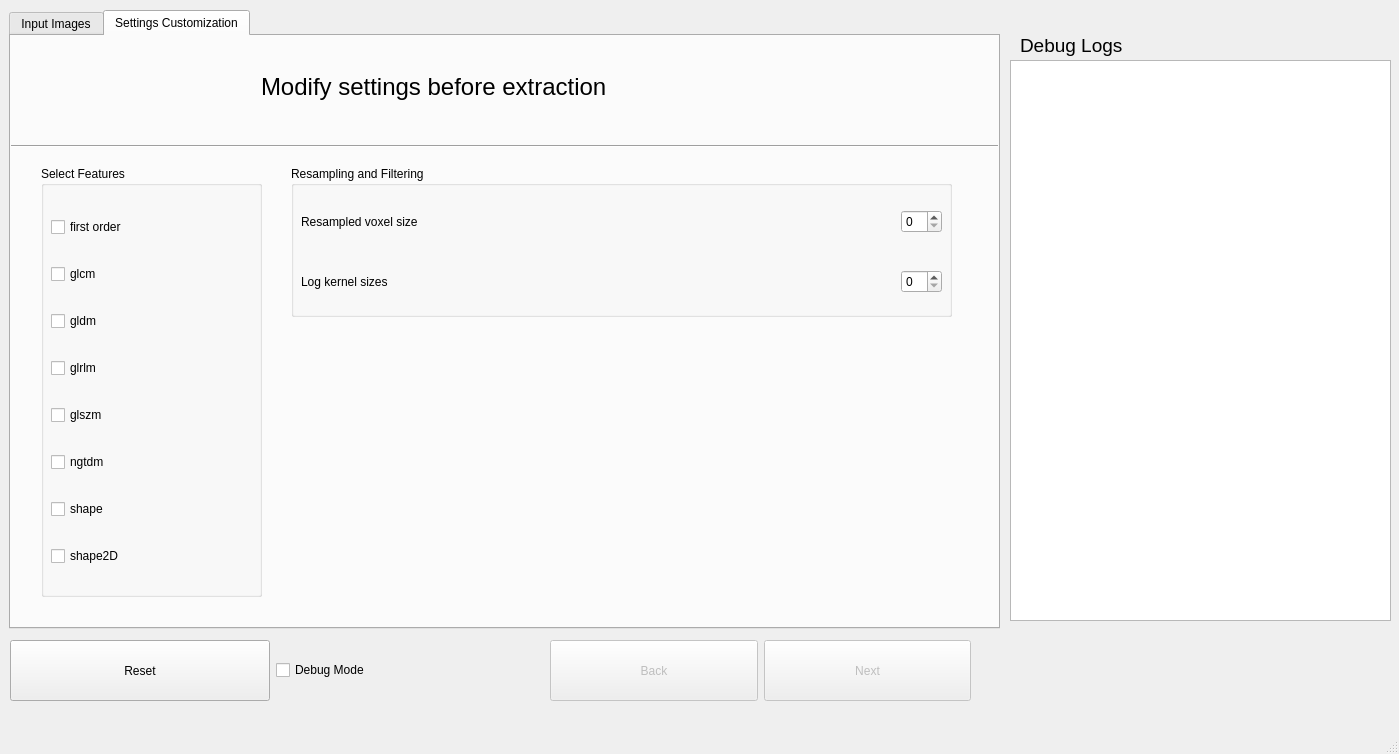
Above: ui/radiomics-feature-extractor.ui from manos-mark/radiomics-features-extraction before the change. Below: the same form after it.
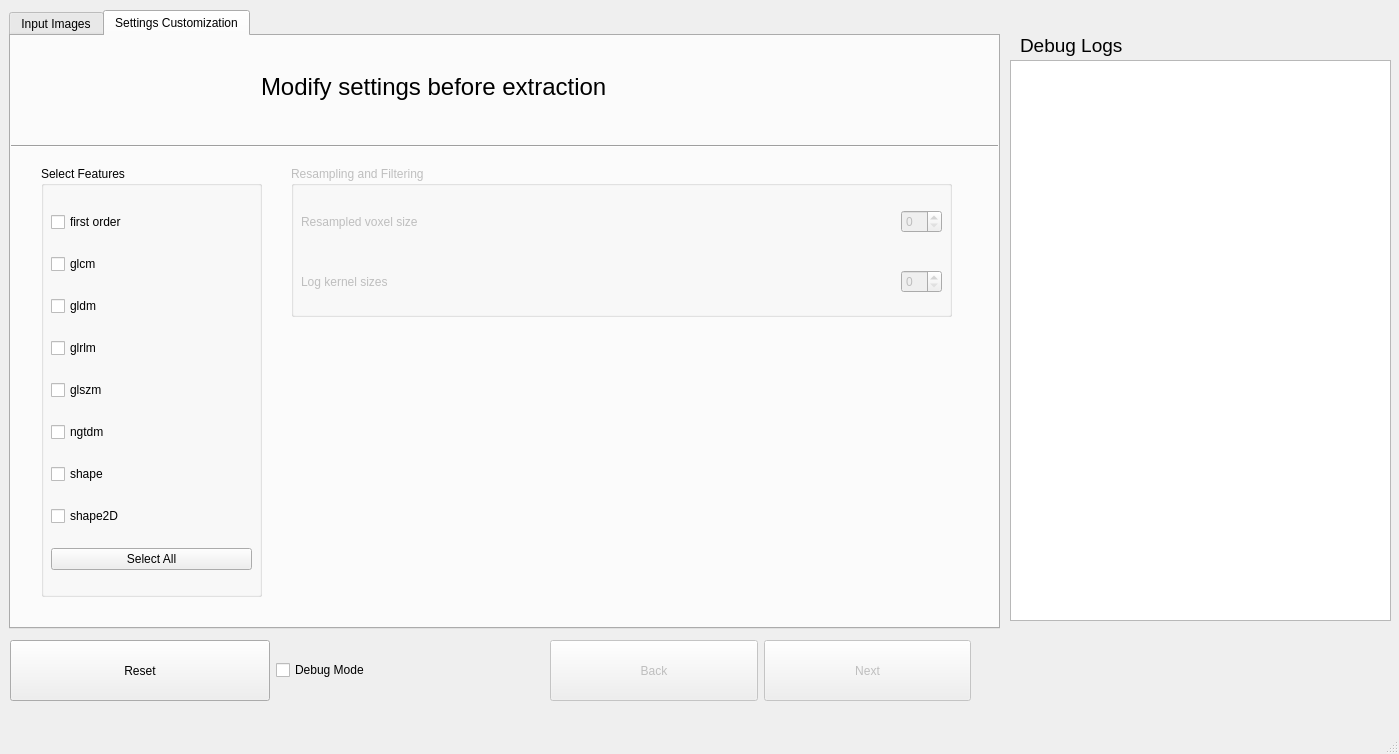
That is the form after the change. The open tabs and pages were chosen to show the change.

Commit message: features completed

```diff
--- a/ui/radiomics-feature-extractor.ui
+++ b/ui/radiomics-feature-extractor.ui
@@ -564,10 +564,20 @@
           </property>
          </widget>
         </item>
+        <item>
+         <widget class="QPushButton" name="select_all_none_btn">
+          <property name="text">
+           <string>Select All</string>
+          </property>
+         </widget>
+        </item>
        </layout>
       </widget>
      </widget>
      <widget class="QGroupBox" name="groupBox_2">
+      <property name="enabled">
+       <bool>false</bool>
+      </property>
       <property name="geometry">
        <rect>
         <x>280</x>
```
Left out of the diff: 18 changed lines with no effect on the pictures. The commit also changes 3 other files.
